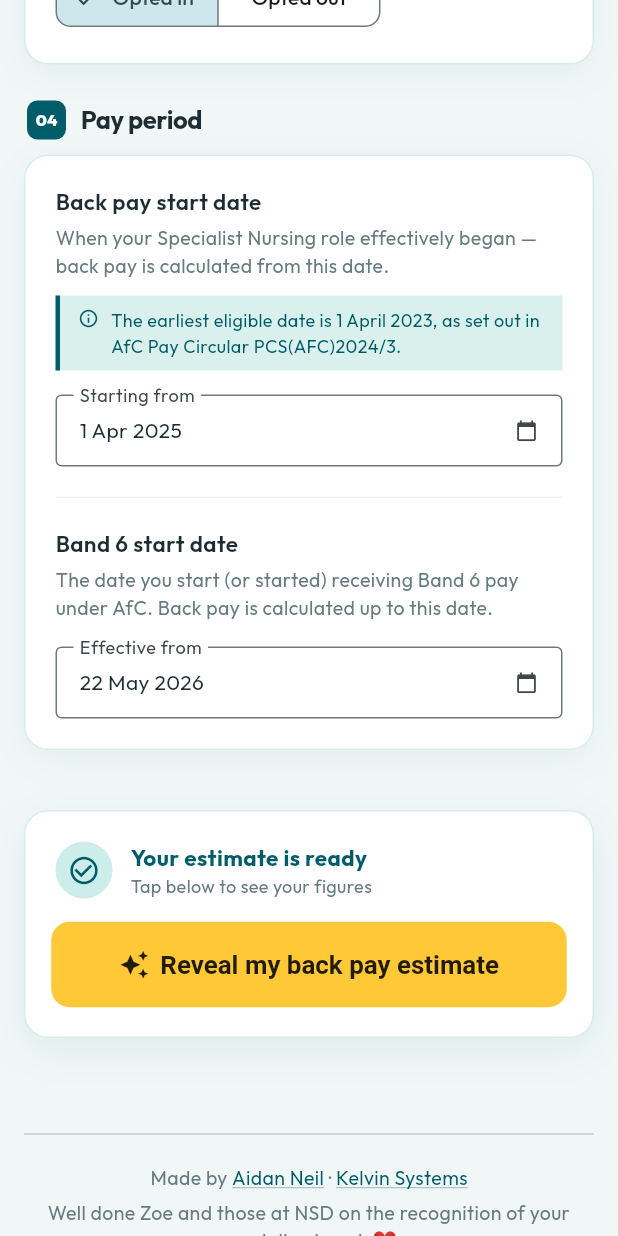
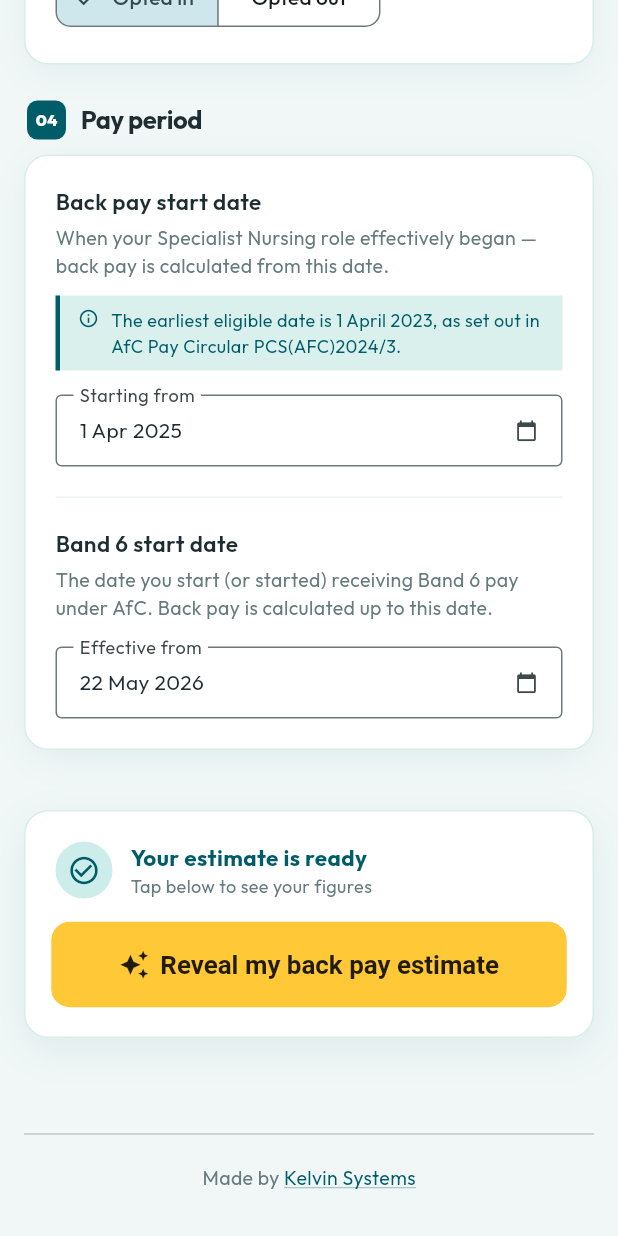
Before and after one commit to neile0/band-5-back-pay-calculator, a Flutter app: the screen it shows after launch, scrolled down 1152 dp, on a phone screen of 412 x 824 dp. Run offline on Flutter 3.47's test engine with Material 3 defaults, Android fonts, the phone set to English and light mode, and no system bars; our stand-ins replace google_fonts; missing offline and left inert: dart:html.

Commit message:
chore: remove personal information from UI and metadata
Co-Authored-By: Claude Sonnet 4.6 <noreply@anthropic.com>

```diff
--- a/lib/calculator_page.dart
+++ b/lib/calculator_page.dart
@@ -386,7 +386,7 @@ class _CalculatorPageState extends State<CalculatorPage>
         controller: _nameController,
         decoration: const InputDecoration(
           labelText: 'Your first name',
-          hintText: 'e.g. Zoe',
+          hintText: 'e.g. Sarah',
           helperText: 'Optional — personalises your results',
           border: OutlineInputBorder(),
         ),
@@ -978,18 +978,8 @@ class _CalculatorPageState extends State<CalculatorPage>
               children: [
                 Text('Made by ',
                     style: TextStyle(fontSize: 13, color: _textSecondary)),
-                _link('Aidan Neil',
-                    'https://www.linkedin.com/in/aidan-neil/'),
-                Text(' · ',
-                    style: TextStyle(fontSize: 13, color: _textSecondary)),
                 _link('Kelvin Systems', 'https://kelvin.systems'),
               ],
-            ),
-            const SizedBox(height: 4),
-            Text(
-              'Well done Zoe and those at NSD on the recognition of your specialised work ❤️',
-              textAlign: TextAlign.center,
-              style: TextStyle(fontSize: 13, color: _textSecondary),
             ),
           ],
         ),
```
Also changed, not shown: 1 other file.
